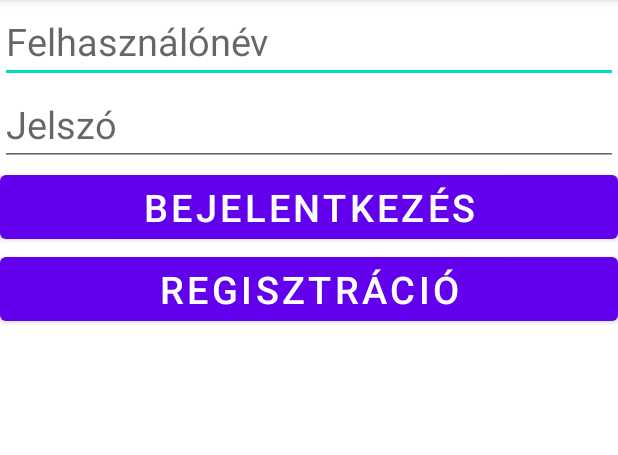
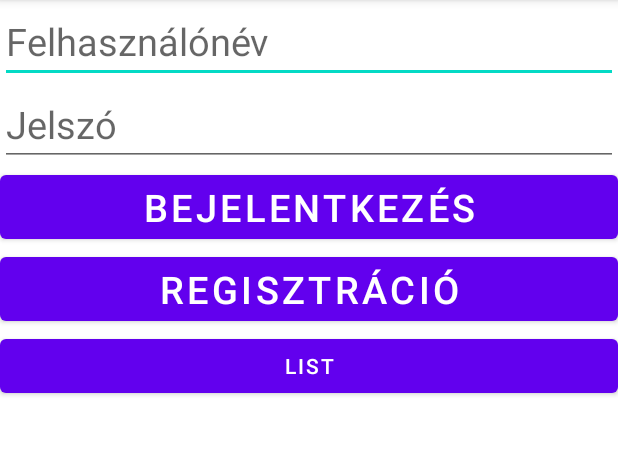
Before and after one commit to KissD95/LogReg, an Android app: the screen it shows after launch (MainActivity), after a tap on "BEJELENTKEZÉS", on a phone screen of 412 x 824 dp, the part 84-539 px from its top. Run offline under Robolectric (Android 15) with nearby library versions, the phone set to English and light mode, and no system bars.

```diff
--- a/app/src/main/java/com/example/logreg/MainActivity.java
+++ b/app/src/main/java/com/example/logreg/MainActivity.java
@@ -3,44 +3,99 @@ package com.example.logreg;
 import androidx.appcompat.app.AppCompatActivity;
 
 import android.content.Intent;
+import android.database.Cursor;
 import android.os.Bundle;
 import android.view.View;
 import android.widget.Button;
 import android.widget.EditText;
+import android.widget.TextView;
+import android.widget.Toast;
 
 public class MainActivity extends AppCompatActivity implements View.OnClickListener {
-    Button btnRegister,btnLogin;
+    Button btnRegister,btnLogin,btnList;
     EditText editTextUsername,editTextPassword;
     DbHelper adatbazis;
+    TextView textViewDatas;
     @Override
     protected void onCreate(Bundle savedInstanceState) {
         super.onCreate(savedInstanceState);
         setContentView(R.layout.activity_main);
         init();
+
     }
 
     private void init() {
         btnLogin=findViewById(R.id.btnLogin);
         btnRegister=findViewById(R.id.btnRegister);
+        btnList=findViewById(R.id.btnList);
         editTextUsername=findViewById(R.id.editTextUsername);
         editTextPassword=findViewById(R.id.editTextPassword);
 
+        textViewDatas=findViewById(R.id.textViewDatas);
+
         btnRegister.setOnClickListener(this);
         btnLogin.setOnClickListener(this);
+        btnList.setOnClickListener(this);
 
-        adatbazis= new DbHelper(this);
+        adatbazis= new DbHelper(MainActivity.this);
     }
 
     @Override
     public void onClick(View v) {
         switch (v.getId()){
             case R.id.btnLogin:
+                bejelentkezes();
                 break;
             case R.id.btnRegister:
                 Intent register = new Intent(this,RegisterActivity.class);
                 startActivity(register);
                 finish();
                 break;
+            case R.id.btnList:
+                adatLekerdezes();
+                break;
+
         }
     }
+
+    private void bejelentkezes() {
+        String username=editTextUsername.getText().toString();
+        String password=editTextPassword.getText().toString();
+        Cursor adatok =adatbazis.bejelentkezes(username,password);
+
+        if (username.isEmpty()){
+            Toast.makeText(this, "Felhasználónév vagy Email megadása kötelező", Toast.LENGTH_SHORT).show();
+        }
+        if (password.isEmpty()){
+            Toast.makeText(this, "Jelszó megadása kötelező", Toast.LENGTH_SHORT).show();
+        }
+        if (adatok.getCount()==0){
+            Toast.makeText(this, "Hiba a bejelentlezés során", Toast.LENGTH_SHORT).show();
+        }else if (adatok.getCount()>0) {
+            Intent login=new Intent(this,LoggedInActivity.class);
+            startActivity(login);
+            finish();
+        }
+
+    }
+    private void adatLekerdezes() {
+        Cursor adatok= adatbazis.adatLekeredezes();
+        if (adatok == null){
+            Toast.makeText(this, "Hiba történt!", Toast.LENGTH_SHORT).show();
+            return;
+        }
+        if (adatok.getCount()==0){
+            Toast.makeText(this, "Nincs még adat felvéve!", Toast.LENGTH_SHORT).show();
+        }
+        StringBuilder builder = new StringBuilder();
+        while (adatok.moveToNext()){
+            builder.append("Id: ").append(adatok.getInt(0)).append("\n");
+            builder.append("Email: ").append(adatok.getString(1)).append("\n");
+            builder.append("Flehasználónév: ").append(adatok.getString(2)).append("\n");
+            builder.append("Jelszó: ").append(adatok.getString(3)).append("\n");
+            builder.append("Teljes név: ").append(adatok.getString(4)).append("\n\n");
+        }
+        textViewDatas.setText(builder);
+    }
+
 }
--- a/app/src/main/res/layout/activity_logged_in.xml
+++ b/app/src/main/res/layout/activity_logged_in.xml
@@ -10,7 +10,8 @@
         android:layout_width="match_parent"
         android:layout_height="wrap_content"
         android:id="@+id/textViewUsername"
-        android:textSize="30sp"/>
+        android:textSize="30sp"
+        android:gravity="center_horizontal"/>
     <Button
         android:layout_width="match_parent"
         android:layout_height="wrap_content"
--- a/app/src/main/res/layout/activity_main.xml
+++ b/app/src/main/res/layout/activity_main.xml
@@ -18,6 +18,7 @@
         android:layout_height="wrap_content"
         android:id="@+id/editTextPassword"
         android:textSize="25sp"
+        android:inputType="textPassword"
         android:hint="@string/jelsz"/>
     <Button
         android:layout_width="match_parent"
@@ -31,6 +32,18 @@
         android:id="@+id/btnRegister"
         android:textSize="25sp"
         android:text="@string/Register"/>
+    <Button
+        android:layout_width="match_parent"
+        android:layout_height="wrap_content"
+        android:id="@+id/btnList"
+        android:text="list"/>
+    <TextView
+        android:layout_width="match_parent"
+        android:layout_height="wrap_content"
+        android:id="@+id/textViewDatas"
+        android:textSize="25sp"
+        android:scrollbars="vertical"
+        android:maxLines="999"/>
 
 
 
--- a/app/src/main/res/layout/activity_register.xml
+++ b/app/src/main/res/layout/activity_register.xml
@@ -11,6 +11,7 @@
         android:layout_height="wrap_content"
         android:id="@+id/editTextEmail"
         android:hint="@string/e_mail"
+        android:inputType="textEmailAddress"
         android:textSize="25sp"/>
     <EditText
         android:layout_width="match_parent"
@@ -22,6 +23,7 @@
         android:layout_width="match_parent"
         android:layout_height="wrap_content"
         android:id="@+id/editTextPasswordReg"
+        android:inputType="textPassword"
         android:hint="@string/jelsz"
         android:textSize="25sp"/>
     <EditText
```
Also changed, not shown: app/src/main/java/com/example/logreg/DbHelper.java (+32 -1 lines), app/src/main/java/com/example/logreg/LoggedInActivity.java (+23 -0 lines), app/src/main/java/com/example/logreg/RegisterActivity.java (+52 -0 lines).
